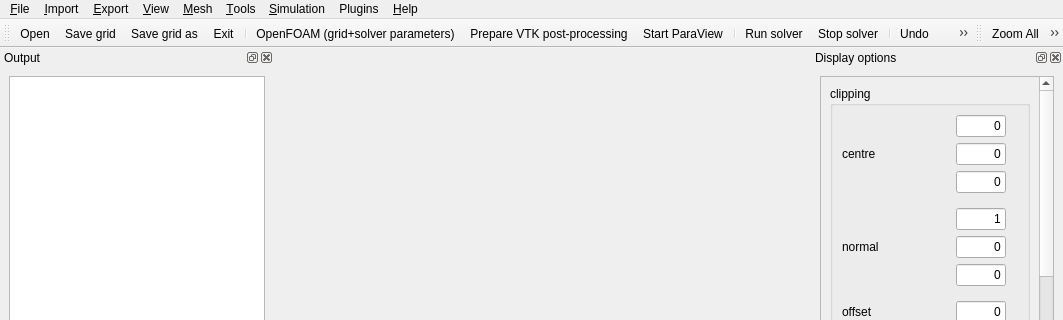
Old version of the form src/libengrid/guimainwindow.ui in the repository enGits/engrid; both pictures show x 0 to 1063 and y 0 to 320 of the 1063 by 795 pixel window.
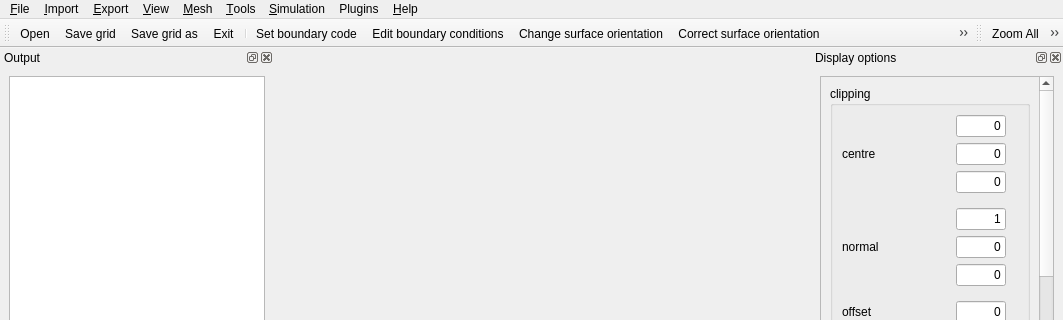
New version of the form. Icons and pictures are not drawn. Custom widgets are drawn as their Qt base class.

The edit to the form file:
```diff
--- a/src/libengrid/guimainwindow.ui
+++ b/src/libengrid/guimainwindow.ui
@@ -242,16 +242,6 @@
    <addaction name="actionSaveAs"/>
    <addaction name="actionExit"/>
    <addaction name="separator"/>
-   <addaction name="actionFoamCaseWriter"/>
-   <addaction name="actionPreparePostProcessing"/>
-   <addaction name="actionStartParaView"/>
-   <addaction name="separator"/>
-   <addaction name="actionRunSolver"/>
-   <addaction name="actionStopProcesses"/>
-   <addaction name="separator"/>
-   <addaction name="actionUndo"/>
-   <addaction name="actionRedo"/>
-   <addaction name="separator"/>
    <addaction name="actionSetBoundaryCode"/>
    <addaction name="actionEditBoundaryConditions"/>
    <addaction name="actionChangeOrientation"/>
@@ -261,9 +251,6 @@
    <addaction name="separator"/>
    <addaction name="actionNormalExtrusion"/>
    <addaction name="actionCreateVolumeMesh"/>
-   <addaction name="actionDeleteVolumeGrid"/>
-   <addaction name="actionCreateBoundaryLayer"/>
-   <addaction name="actionDivideBoundaryLayer"/>
   </widget>
   <widget class="QDockWidget" name="dockWidget_DisplayOptions">
    <property name="sizePolicy">
```
Left out of the diff: 2 changed lines with no effect on the pictures.
